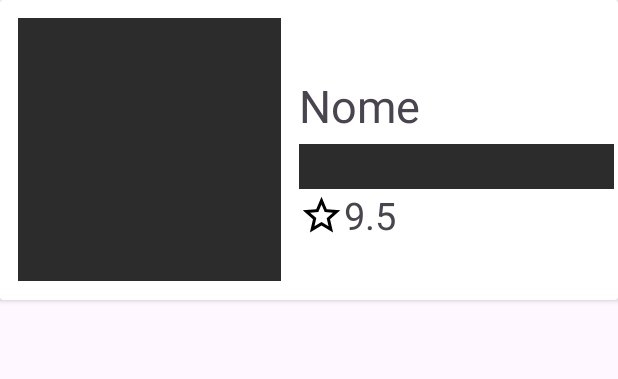
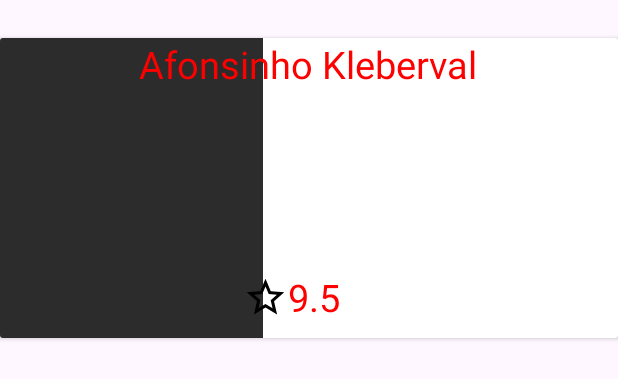
Before and after one commit to tPdru/agenda_App, an Android app: the layout modelo_perfil_servico.xml on its own in the app's theme, with its tools: preview values and no code run, on a phone screen of 412 x 824 dp. Shown: the top 379 px of the screen. Run offline under Robolectric (Android 15) with nearby library versions, the phone set to English and light mode, and no system bars.

Commit message:
modelo perfis de serviço iniciado

```diff
--- a/app/src/main/res/layout/modelo_perfil_servico.xml
+++ b/app/src/main/res/layout/modelo_perfil_servico.xml
@@ -1,40 +1,47 @@
 <?xml version="1.0" encoding="utf-8"?>
 <androidx.cardview.widget.CardView xmlns:android="http://schemas.android.com/apk/res/android"
     android:layout_width="match_parent"
-    android:layout_height="200dp">
+    android:layout_height="200dp"
+    android:layout_marginTop="25sp">
 
     <LinearLayout
         android:layout_width="match_parent"
         android:layout_height="match_parent"
         android:orientation="horizontal">
 
+        <androidx.coordinatorlayout.widget.CoordinatorLayout
+            android:layout_width="match_parent"
+            android:layout_height="match_parent">
+
             <ImageView
                 android:layout_width="175dp"
-            android:layout_height="175dp"
-            android:layout_margin="12dp"
+                android:layout_height="match_parent"
                 android:src="#2c2c2c" />
 
+            <TextView
+                android:layout_width="wrap_content"
+                android:layout_height="30dp"
+                android:layout_gravity="center_horizontal"
+                android:text="Afonsinho Kleberval"
+                android:textColor="#FF0000"
+                android:textSize="25dp" />
+
             <LinearLayout
-            android:layout_width="match_parent"
+                android:layout_width="255dp"
                 android:layout_height="match_parent"
+                android:layout_gravity="right"
+                android:paddingLeft="5dp"
+                android:layout_marginTop="35dp"
                 android:orientation="vertical">
 
+
                 <TextView
-                android:layout_width="match_parent"
-                android:layout_height="wrap_content"
-                android:layout_marginTop="50dp"
-                android:text="Nome"
-                android:textSize="30dp" />
-
-
-            <ImageView
-                android:layout_width="210dp"
-                android:layout_height="30dp"
-                android:layout_marginTop="5dp"
-                android:src="#2c2c2c" />
-
+                    android:layout_width="250dp"
+                    android:layout_gravity="center_horizontal"
+                    android:layout_height="120dp" />
 
                 <LinearLayout
+                    android:layout_gravity=""
                     android:layout_width="match_parent"
                     android:layout_height="match_parent"
                     android:orientation="horizontal">
@@ -48,13 +55,17 @@
                         android:layout_width="match_parent"
                         android:layout_height="30dp"
                         android:text="9.5"
+                        android:textColor="#FF0000"
                         android:textSize="25sp" />
-
-            </LinearLayout>
-
 
                 </LinearLayout>
 
             </LinearLayout>
 
+
+        </androidx.coordinatorlayout.widget.CoordinatorLayout>
+
+
+    </LinearLayout>
+
 </androidx.cardview.widget.CardView>
```
Lines whose indentation alone changed are shown as unchanged.
